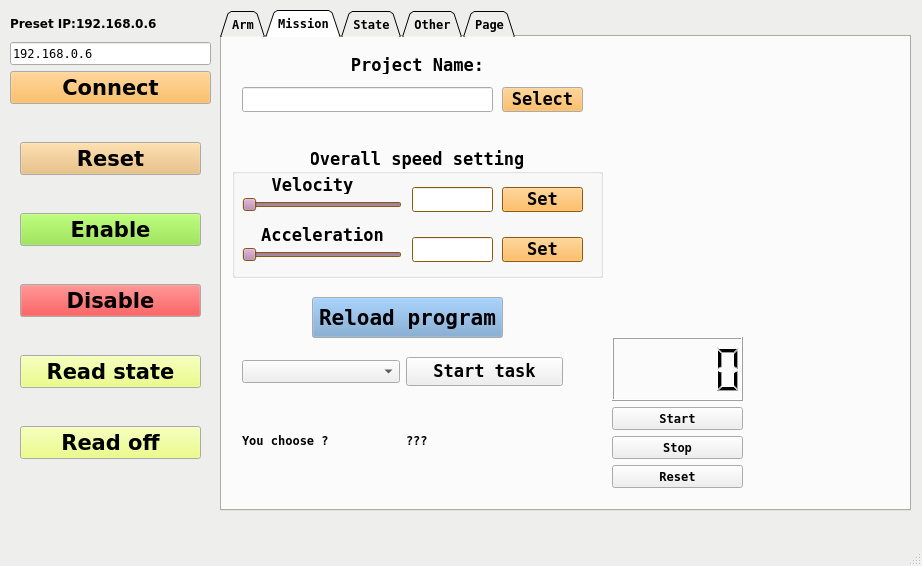
SamKaiYang/ros_modbus_nex, file scripts/main.ui: the form before one commit.
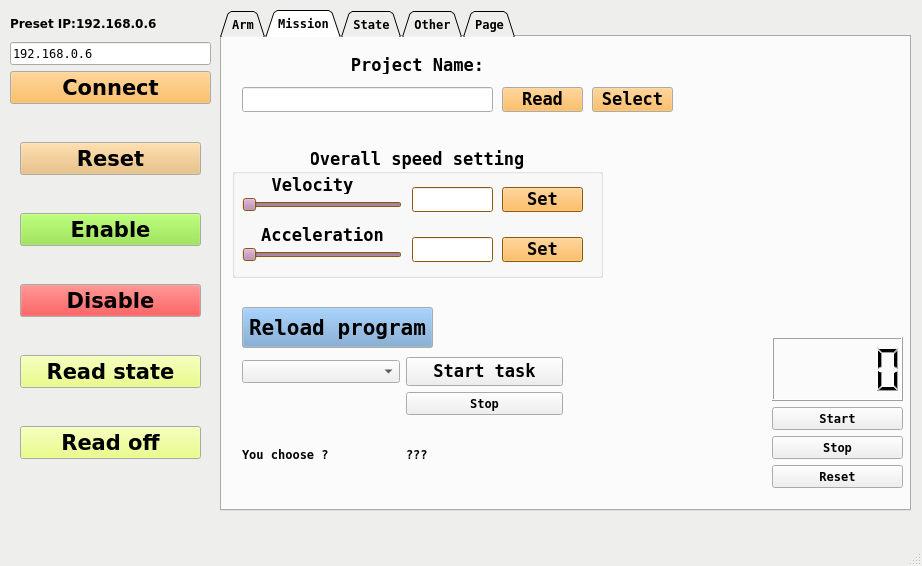
The form after the commit. The open tabs and pages were chosen to show the change. Icons and pictures are not drawn.

Commit message: fixed & add project name set && add GUI function

What changed in the file:
```diff
--- a/scripts/main.ui
+++ b/scripts/main.ui
@@ -587,7 +587,7 @@
      <widget class="QWidget" name="verticalLayoutWidget_2">
       <property name="geometry">
        <rect>
-        <x>390</x>
+        <x>550</x>
         <y>300</y>
         <width>131</width>
         <height>151</height>
@@ -630,7 +630,7 @@
        </rect>
       </property>
       <layout class="QGridLayout" name="gridLayout">
-       <item row="1" column="1">
+       <item row="2" column="1">
         <widget class="QLabel" name="label_mission_case_show">
          <property name="text">
           <string>???</string>
@@ -640,7 +640,7 @@
        <item row="0" column="0">
         <widget class="QComboBox" name="comboBox"/>
        </item>
-       <item row="1" column="0">
+       <item row="2" column="0">
         <widget class="QLabel" name="label_mission_case">
          <property name="text">
           <string>You choose ?</string>
@@ -659,13 +659,20 @@
          </property>
         </widget>
        </item>
+       <item row="1" column="1">
+        <widget class="QPushButton" name="btn_stop_program">
+         <property name="text">
+          <string>Stop</string>
+         </property>
+        </widget>
+       </item>
       </layout>
      </widget>
      <widget class="QPushButton" name="btn_reload">
       <property name="geometry">
        <rect>
-        <x>90</x>
-        <y>260</y>
+        <x>20</x>
+        <y>270</y>
         <width>191</width>
         <height>41</height>
        </rect>
@@ -1115,7 +1122,7 @@
      <widget class="QPushButton" name="btn_project_name_select">
       <property name="geometry">
        <rect>
-        <x>280</x>
+        <x>370</x>
         <y>50</y>
         <width>81</width>
         <height>25</height>
@@ -1167,6 +1174,61 @@
        <string>Select</string>
       </property>
      </widget>
+     <widget class="QPushButton" name="btn_project_name_read">
+      <property name="geometry">
+       <rect>
+        <x>280</x>
+        <y>50</y>
+        <width>81</width>
+        <height>25</height>
+       </rect>
+      </property>
+      <property name="palette">
+       <palette>
+        <active>
+         <colorrole role="Button">
+          <brush brushstyle="SolidPattern">
+           <color alpha="255">
+            <red>252</red>
+            <green>175</green>
+            <blue>62</blue>
+           </color>
+          </brush>
+         </colorrole>
+        </active>
+        <inactive>
+         <colorrole role="Button">
+          <brush brushstyle="SolidPattern">
+           <color alpha="255">
+            <red>252</red>
+            <green>175</green>
+            <blue>62</blue>
+           </color>
+          </brush>
+         </colorrole>
+        </inactive>
+        <disabled>
+         <colorrole role="Button">
+          <brush brushstyle="SolidPattern">
+           <color alpha="255">
+            <red>252</red>
+            <green>175</green>
+            <blue>62</blue>
+           </color>
+          </brush>
+         </colorrole>
+        </disabled>
+       </palette>
+      </property>
+      <property name="font">
+       <font>
+        <pointsize>13</pointsize>
+       </font>
+      </property>
+      <property name="text">
+       <string>Read</string>
+      </property>
+     </widget>
     </widget>
     <widget class="QWidget" name="tab_state">
      <attribute name="title">
```
Left out of the diff: 2 changed lines with no effect on the pictures. The commit also changes 8 other files.
